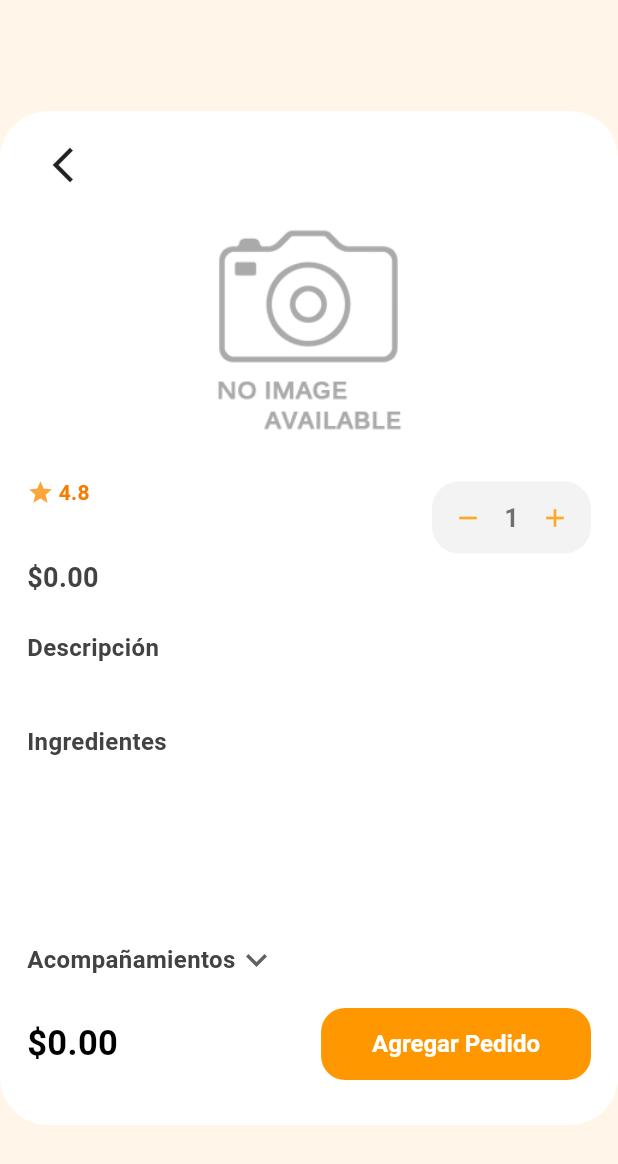
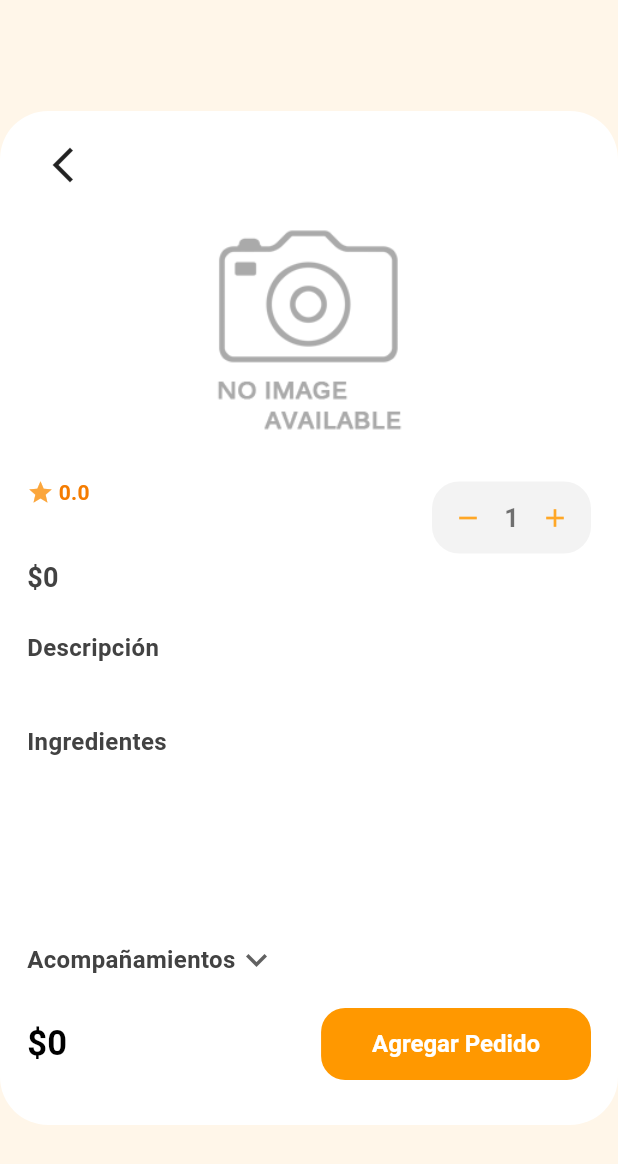
Before and after one commit to AnthonyXJ99/bartech_app, a Flutter app: the _DialogScreenContent widget shown alone on an empty page, opened directly with empty values, on a phone screen of 412 x 824 dp. Shown: the top 1164 px of the screen. Run offline on Flutter 3.47's test engine with Material 3 defaults, Android fonts, the phone set to English and light mode, and no system bars; our stand-ins replace bloc, carousel_slider, dio, equatable, flutter_bloc, go_router; network calls fail.

Commit message:
cambiando vista de precios

```diff
--- a/lib/presentation/screens/details/details_screen.dart
+++ b/lib/presentation/screens/details/details_screen.dart
@@ -391,7 +391,7 @@ class _ProductCardState extends State<_ProductCard> {
                       ),
                       SizedBox(width: 4),
                       Text(
-                        "${product.waitingTime ?? "0"}min", //"24min"
+                        "${product.waitingTime ?? "0"} min", //"24min"
                         style: TextStyle(
                           fontSize: iconSize - 1,
                           color: Colors.grey[700],
--- a/lib/presentation/screens/details/dialog_screen.dart
+++ b/lib/presentation/screens/details/dialog_screen.dart
@@ -5,7 +5,6 @@ import 'package:bartech_app/presentation/bloc/product_customize_bloc/product_cus
 import 'package:bartech_app/presentation/screens/details/component/acompanamiento_list.dart';
 import 'package:bartech_app/presentation/screens/details/component/ingredient_selector.dart';
 import 'package:flutter/material.dart';
-import 'package:bartech_app/data/models/model_products.dart';
 import 'package:flutter_bloc/flutter_bloc.dart';
 import 'package:go_router/go_router.dart';
 
@@ -93,7 +92,7 @@ class _DialogScreenContent extends StatelessWidget {
 
               final double priceWithDiscount =
                   (product.price -
-                  (product.discount! > 0 ? product.discount! : 0));
+                  ((product.discount ?? 0) > 0 ? (product.discount ?? 0) : 0));
               double total =
                   priceWithDiscount * state.quantity + accompanimentsTotal;
 
@@ -149,7 +148,7 @@ class _DialogScreenContent extends StatelessWidget {
                                     ),
                                     const SizedBox(width: 3),
                                     Text(
-                                      "4.8",
+                                      "${product.rating ?? 0}",
                                       style: TextStyle(
                                         color: Colors.orange[700],
                                         fontWeight: FontWeight.w600,
@@ -214,7 +213,7 @@ class _DialogScreenContent extends StatelessWidget {
                             ? Row(
                                 children: [
                                   Text(
-                                    "\$${product.price.toStringAsFixed(2)}",
+                                    "\$${product.price.toStringAsFixed(0)}",
                                     style: const TextStyle(
                                       color: Colors.grey,
                                       fontWeight: FontWeight.w600,
@@ -224,7 +223,7 @@ class _DialogScreenContent extends StatelessWidget {
                                   ),
                                   const SizedBox(width: 7),
                                   Text(
-                                    "\$${(product.price - product.discount!).toStringAsFixed(2)}",
+                                    "\$${(product.price - product.discount!).toStringAsFixed(0)}",
                                     style: const TextStyle(
                                       color: Color(0xFFFBA63C),
                                       fontWeight: FontWeight.bold,
@@ -234,7 +233,7 @@ class _DialogScreenContent extends StatelessWidget {
                                 ],
                               )
                             : Text(
-                                "\$${product.price.toStringAsFixed(2)}",
+                                "\$${product.price.toStringAsFixed(0)}",
                                 style: TextStyle(
                                   fontWeight: FontWeight.w700,
                                   fontSize: 18,
@@ -260,7 +259,7 @@ class _DialogScreenContent extends StatelessWidget {
                       Align(
                         alignment: Alignment.centerLeft,
                         child: Text(
-                          product.description!,
+                          product.description.toString(),
                           style: const TextStyle(
                             color: Colors.black45,
                             fontSize: 14,
@@ -354,7 +353,7 @@ class _DialogScreenContent extends StatelessWidget {
                       Row(
                         children: [
                           Text(
-                            "\$${total.toStringAsFixed(2)}",
+                            "\$${total.toStringAsFixed(0)}",
                             style: const TextStyle(
                               fontWeight: FontWeight.bold,
                               fontSize: 23,
```
Also changed, not shown: lib/presentation/screens/cart/cart_screen.dart (+5 -5 lines).
